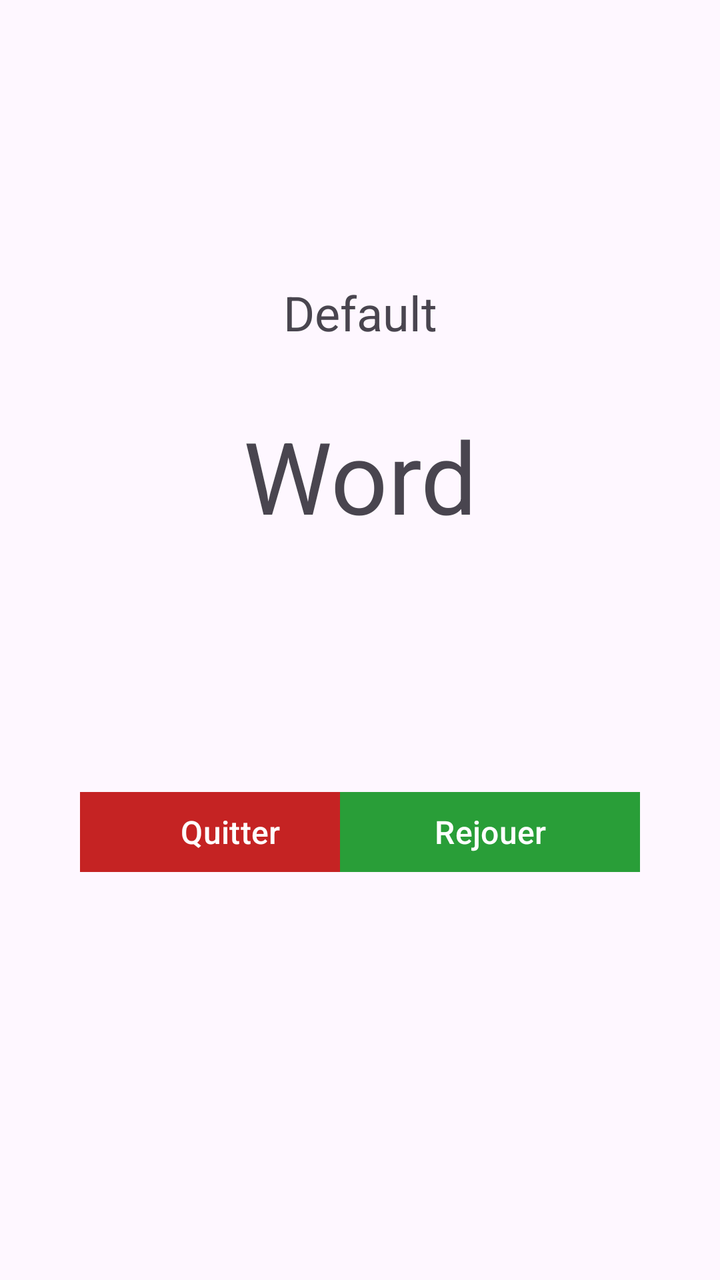
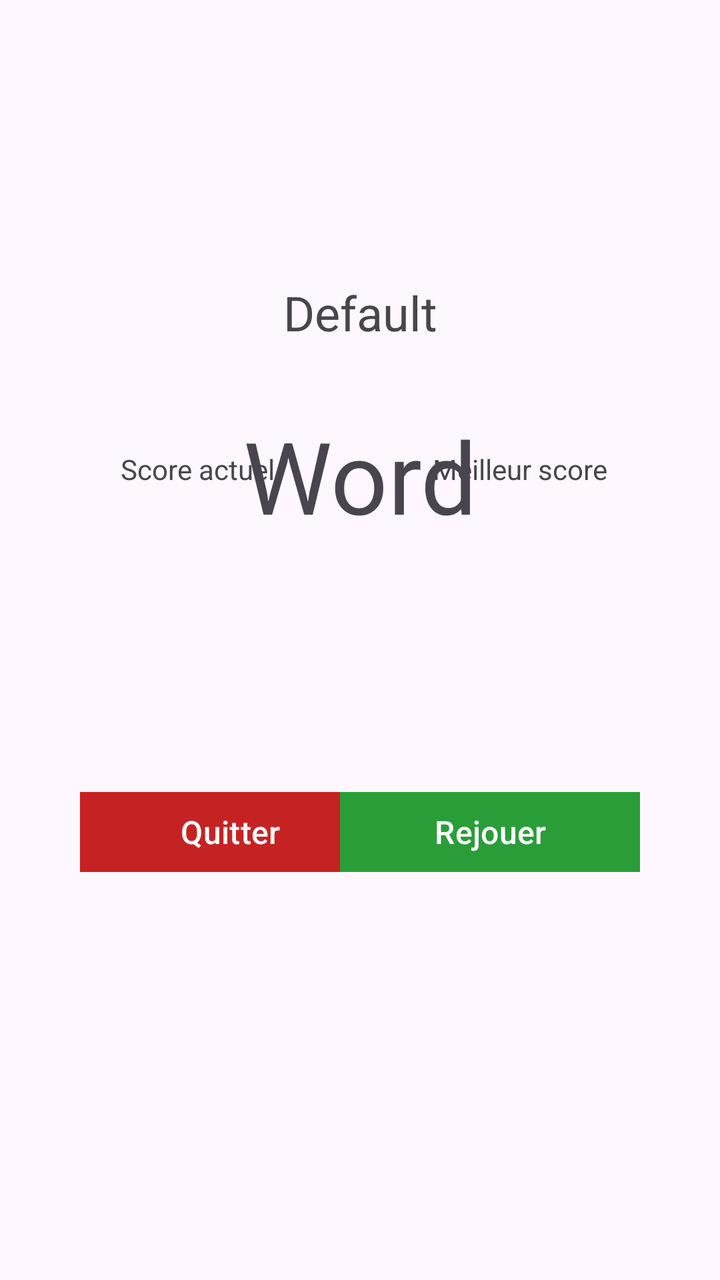

Before-and-after screenshots of an Android layout around one commit, followed by the original layout XML and the change that was made.
<!-- AndroidManifest.xml: application theme Theme.Wordle -->
<!-- res/layout/activity_result.xml -->
<?xml version="1.0" encoding="utf-8"?>
<androidx.constraintlayout.widget.ConstraintLayout xmlns:android="http://schemas.android.com/apk/res/android"
    xmlns:app="http://schemas.android.com/apk/res-auto"
    xmlns:tools="http://schemas.android.com/tools"
    android:id="@+id/main"
    android:layout_width="match_parent"
    android:layout_height="match_parent"
    tools:context=".ResultActivity">

    <Button
        android:id="@+id/btn_quit"
        android:layout_width="150dp"
        android:layout_marginStart="40dp"
        android:layout_marginBottom="200dp"
        android:onClick="quit"
        style="@style/bouton_quit"
        android:text="@string/quit"
        android:textSize="16sp"
        app:layout_constraintBottom_toBottomOf="parent"
        app:layout_constraintStart_toStartOf="parent" />

    <Button
        android:id="@+id/btn_replay"
        style="@style/bouton_replay"
        android:layout_width="150dp"
        android:layout_marginEnd="40dp"
        android:layout_marginBottom="200dp"
        android:onClick="replay"
        android:text="@string/replay"
        android:textSize="16sp"
        app:layout_constraintBottom_toBottomOf="parent"
        app:layout_constraintEnd_toEndOf="parent" />

    <TextView
        android:id="@+id/txt_statut"
        android:layout_width="wrap_content"
        android:layout_height="wrap_content"
        android:layout_marginTop="140dp"
        android:text="Default"
        android:textAlignment="center"
        android:textSize="24sp"
        app:layout_constraintEnd_toEndOf="parent"
        app:layout_constraintStart_toStartOf="parent"
        app:layout_constraintTop_toTopOf="parent" />

    <TextView
        android:id="@+id/txt_mot"
        android:layout_width="wrap_content"
        android:layout_height="wrap_content"
        android:layout_marginTop="32dp"
        android:text="Word"
        android:textAlignment="center"
        android:textSize="50sp"
        app:layout_constraintEnd_toEndOf="parent"
        app:layout_constraintStart_toStartOf="parent"
        app:layout_constraintTop_toBottomOf="@+id/txt_statut" />
</androidx.constraintlayout.widget.ConstraintLayout>
<!-- resources referenced by this layout -->
<resources>
  <string name="quit">Quitter</string>
  <string name="replay">Rejouer</string>
  <style name="bouton_quit">
          <item name="android:backgroundTint">@color/red</item>
          <item name="android:layout_height">wrap_content</item>
          <item name="cornerRadius">0dp</item>
      </style>
  <style name="bouton_replay">
          <item name="android:backgroundTint">@color/replay</item>
          <item name="android:layout_height">wrap_content</item>
          <item name="cornerRadius">0dp</item>
      </style>
  <style name="Theme.Wordle" parent="Base.Theme.Wordle" />
  <color name="red">#C52323</color>
  <color name="replay">#299E38</color>
  <style name="Base.Theme.Wordle" parent="Theme.Material3.DayNight.NoActionBar">
          
          
      </style>
</resources>

<!-- the commit's change to res/layout/activity_result.xml (unified diff, before → after) -->
@@ -54,4 +54,28 @@
         app:layout_constraintEnd_toEndOf="parent"
         app:layout_constraintStart_toStartOf="parent"
         app:layout_constraintTop_toBottomOf="@+id/txt_statut" />
+
+    <TextView
+        android:id="@+id/txt_currentScore"
+        android:layout_width="wrap_content"
+        android:layout_height="wrap_content"
+        android:layout_marginBottom="148dp"
+        android:text="Score actuel"
+        android:textAlignment="center"
+        app:layout_constraintBottom_toTopOf="@+id/btn_quit"
+        app:layout_constraintEnd_toEndOf="parent"
+        app:layout_constraintHorizontal_bias="0.213"
+        app:layout_constraintStart_toStartOf="parent" />
+
+    <TextView
+        android:id="@+id/txt_BestScore"
+        android:layout_width="wrap_content"
+        android:layout_height="wrap_content"
+        android:layout_marginBottom="148dp"
+        android:text="Meilleur score"
+        android:textAlignment="center"
+        app:layout_constraintBottom_toTopOf="@+id/btn_replay"
+        app:layout_constraintEnd_toEndOf="parent"
+        app:layout_constraintHorizontal_bias="0.792"
+        app:layout_constraintStart_toStartOf="parent" />
 </androidx.constraintlayout.widget.ConstraintLayout>
